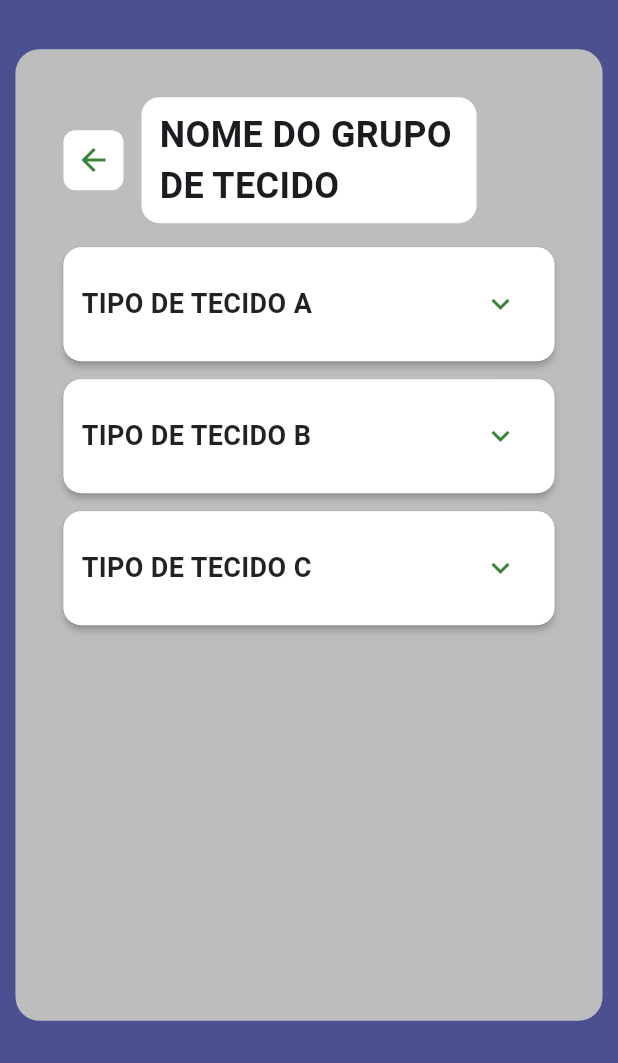
After one commit to Projeto-Integrador-Quarto-Semestre-CIC/Atlas-Digital-Interativo-de-Biologia-Tecidual, a Flutter app: the PaginaExplorar screen opened by its route, after a tap on "Grupo de Tecido X", on a phone screen of 412 x 824 dp, the part 173-1236 px from its top. The commit adds this screen. Run offline on Flutter 3.47's test engine with Material 3 defaults, Android fonts, the phone set to English and light mode, and no system bars; our stand-ins replace webview_flutter; missing offline and left inert: webview_windows.

Commit message:
tela grupos de tecido

```diff
--- a/lib/components/botao_grupo_tecido.dart
+++ /dev/null
@@ -1,68 +0,0 @@
-import 'package:flutter/material.dart';
-
-class BotaoGrupoTecido extends StatelessWidget {
-  final String nomeGrupo;
-  final String? imagePath;
-  final VoidCallback? onTap;
-  final double borderRadius;
-  final EdgeInsetsGeometry padding;
-
-  const BotaoGrupoTecido({
-    Key? key,
-    required this.nomeGrupo,
-    this.imagePath,
-    this.onTap,
-    this.borderRadius = 8.0,
-    this.padding = const EdgeInsets.all(8),
-  }) : super(key: key);
-
-  @override
-  Widget build(BuildContext context) {
-    final img = imagePath ?? 'assets/images/no_img.png';
-
-    return Align(
-      widthFactor: 1,
-      heightFactor: 1,
-      child: Material(
-        color: Colors.transparent,
-        child: InkWell(
-          borderRadius: BorderRadius.circular(borderRadius),
-          onTap: onTap,
-          child: Container(
-            padding: padding,
-            decoration: BoxDecoration(
-              borderRadius: BorderRadius.circular(borderRadius),
-            ),
-            child: Column(
-              mainAxisSize: MainAxisSize.min,
-              crossAxisAlignment: CrossAxisAlignment.center,
-              children: [
-                SizedBox(
-                  height: 225,
-                  child: AspectRatio(
-                    aspectRatio: 1,
-                    child: Image.asset(
-                      img,
-                      fit: BoxFit.contain,
-                    ),
-                  ),
-                ),
-                const SizedBox(height: 8),
-                Text(
-                  nomeGrupo,
-                  textAlign: TextAlign.center,
-                  maxLines: 2,
-                  overflow: TextOverflow.ellipsis,
-                  style: const TextStyle(
-                    color: Colors.white,
-                    fontSize: 18,
-                  ),
-                ),
-              ],
-            ),
-          ),
-        ),
-      ),
-    );
-  }
-}
--- /dev/null
+++ b/lib/components/botao_tecido.dart
@@ -0,0 +1,79 @@
+import 'dart:math' as math;
+import 'package:flutter/material.dart';
+
+class BotaoTecido extends StatelessWidget {
+  final String titulo;
+  final String? imagePath;
+  final VoidCallback? onTap;
+  final double borderRadius;
+  final EdgeInsetsGeometry padding;
+  final Color corTitulo;
+
+  const BotaoTecido({
+    Key? key,
+    required this.titulo,
+    this.imagePath,
+    this.onTap,
+    this.borderRadius = 8.0,
+    this.padding = const EdgeInsets.all(8),
+    this.corTitulo = Colors.white,
+  }) : super(key: key);
+
+  @override
+  Widget build(BuildContext context) {
+    final img = imagePath ?? 'assets/images/no_img.png';
+
+    return Align(
+      widthFactor: 1,
+      heightFactor: 1,
+      child: Material(
+        color: Colors.transparent,
+        child: InkWell(
+          borderRadius: BorderRadius.circular(borderRadius),
+          onTap: onTap,
+          child: Container(
+            padding: padding,
+            decoration: BoxDecoration(
+              borderRadius: BorderRadius.circular(borderRadius),
+            ),
+            child: LayoutBuilder(builder: (context, constraints) {
+              final double maxCellWidth = constraints.maxWidth;
+              final double imageSize = math.min(maxCellWidth, 225);
+              return Column(
+                mainAxisSize: MainAxisSize.min,
+                crossAxisAlignment: CrossAxisAlignment.center,
+                children: [
+                  SizedBox(
+                    height: imageSize,
+                    width: imageSize,
+                    child: AspectRatio(
+                      aspectRatio: 1,
+                      child: Image.asset(
+                        img,
+                        fit: BoxFit.contain,
+                      ),
+                    ),
+                  ),
+                  const SizedBox(height: 8),
+                  SizedBox(
+                    width: imageSize,
+                    child: Text(
+                      titulo,
+                      textAlign: TextAlign.center,
+                      maxLines: 2,
+                      overflow: TextOverflow.ellipsis,
+                      style: TextStyle(
+                        color: corTitulo,
+                        fontSize: 18,
+                      ),
+                    ),
+                  ),
+                ],
+              );
+            }),
+          ),
+        ),
+      ),
+    );
+  }
+}
--- /dev/null
+++ b/lib/components/card_tipo_tecido.dart
@@ -0,0 +1,175 @@
+import 'package:flutter/material.dart';
+import 'package:app_pii/components/botao_tecido.dart';
+
+class CardTipoTecido extends StatefulWidget {
+  final String titulo;
+  final Widget? expandedChild;
+  final bool initiallyExpanded;
+  final VoidCallback? onTapHeader;
+
+  const CardTipoTecido({
+    super.key,
+    required this.titulo,
+    this.expandedChild,
+    this.initiallyExpanded = false,
+    this.onTapHeader,
+  });
+
+  @override
+  State<CardTipoTecido> createState() => _CardTipoTecidoState();
+}
+
+class _CardTipoTecidoState extends State<CardTipoTecido> with TickerProviderStateMixin {
+  late bool _expanded;
+  late final AnimationController _rotateController;
+
+  @override
+  void initState() {
+    super.initState();
+    _expanded = widget.initiallyExpanded;
+    _rotateController = AnimationController(
+      vsync: this,
+      duration: const Duration(milliseconds: 200),
+      value: _expanded ? 1.0 : 0.0,
+    );
+  }
+
+  @override
+  void dispose() {
+    _rotateController.dispose();
+    super.dispose();
+  }
+
+  void _toggle() {
+    setState(() => _expanded = !_expanded);
+    if (_expanded) {
+      _rotateController.forward();
+    } else {
+      _rotateController.reverse();
+    }
+    widget.onTapHeader?.call();
+  }
+
+  @override
+  Widget build(BuildContext context) {
+    return Card(
+      elevation: 2,
+      shape: RoundedRectangleBorder(borderRadius: BorderRadius.circular(12)),
+      margin: EdgeInsets.zero,
+      child: ClipRRect(
+        borderRadius: BorderRadius.circular(12),
+        child: Column(
+          crossAxisAlignment: CrossAxisAlignment.stretch,
+          children: [
+            Material(
+              color: Colors.white,
+              child: InkWell(
+                onTap: _toggle,
+                child: Padding(
+                  padding: const EdgeInsets.symmetric(horizontal: 12, vertical: 14),
+                  child: Row(
+                    children: [
+                      Expanded(
+                        child: Text(
+                          widget.titulo,
+                          style: const TextStyle(
+                            fontSize: 18,
+                            fontWeight: FontWeight.w600,
+                            color: Colors.black87,
+                          ),
+                        ),
+                      ),
+                      RotationTransition(
+                        turns: _rotateController.drive(Tween(begin: 0.0, end: 0.5)),
+                        child: IconButton(
+                          padding: EdgeInsets.zero,
+                          constraints: const BoxConstraints(),
+                          icon: const Icon(Icons.keyboard_arrow_down),
+                          color: const Color(0xFF38853A),
+                          onPressed: _toggle,
+                          tooltip: _expanded ? 'Fechar' : 'Abrir',
+                        ),
+                      ),
+                    ],
+                  ),
+                ),
+              ),
+            ),
+            AnimatedContainer(
+              duration: const Duration(milliseconds: 200),
+              curve: Curves.easeInOut,
+              height: _expanded ? 2.0 : 0.0,
+              width: double.infinity,
+              color: const Color(0xFF38853A),
+            ),
+            AnimatedSize(
+              duration: const Duration(milliseconds: 220),
+              curve: Curves.easeInOut,
+              alignment: Alignment.topCenter,
+              child: ConstrainedBox(
+                constraints: _expanded
+                    ? const BoxConstraints()
+                    : const BoxConstraints(maxHeight: 0.0),
+                child: Container(
+                  color: Colors.white,
+                  padding: const EdgeInsets.symmetric(horizontal: 12, vertical: 12),
+                  child: widget.expandedChild ?? //dps remover ao implementar backend. Se n tem nada, mostrar apenas "Em construção..."
+                      GridView.count(
+                        shrinkWrap: true,
+                        physics: const NeverScrollableScrollPhysics(),
+                        crossAxisCount: MediaQuery.of(context).size.width >= 800 ? 4 : 2,
+                        crossAxisSpacing: 8,
+                        mainAxisSpacing: 8,
+                        childAspectRatio: MediaQuery.of(context).size.width >= 800 ? 0.85 : 0.75,
+                        children: [
+                          BotaoTecido(
+                            titulo: 'Tecido X',
+                            corTitulo:Colors.black,
+                            onTap: () {
+                              // TODO: abrir tela referente ao tecido
+                                Navigator.pushNamed(context, '/tecido');
+                            },
+                          ),
+                          BotaoTecido(
+                            titulo: 'Tecido Y',
+                            corTitulo:Colors.black,
+                            onTap: () {
+                              // TODO: abrir tela referente ao tecido
+                                Navigator.pushNamed(context, '/tecido');
+                            },
+                          ),
+                          BotaoTecido(
+                            titulo: 'Tecido Z',
+                            corTitulo:Colors.black,
+                            onTap: () {
+                              // TODO: abrir tela referente ao tecido
+                                Navigator.pushNamed(context, '/tecido');
+                            },
+                          ),
+                          BotaoTecido(
+                            titulo: 'Tecido ALFA',
+                            corTitulo:Colors.black,
+                            onTap: () {
+                              // TODO: abrir tela referente ao tecido
+                                Navigator.pushNamed(context, '/tecido');
+                            },
+                          ),
+                          BotaoTecido(
+                            titulo: 'Tecido BETA',
+                            corTitulo:Colors.black,
+                            onTap: () {
+                              // TODO: abrir tela referente ao tecido
+                                Navigator.pushNamed(context, '/tecido');
+                            },
+                          ),
+                        ],
+                      ),
+                ),
+              ),
+            ),
+          ],
+        ),
+      ),
+    );
+  }
+}
--- a/lib/main.dart
+++ b/lib/main.dart
@@ -1,6 +1,7 @@
 import 'package:flutter/material.dart';
 
 import 'package:app_pii/pages/tecido.dart';
+import 'package:app_pii/pages/grupo_tecido.dart';
 import 'package:app_pii/pages/login.dart';
 import 'package:app_pii/pages/contato.dart';
 import 'package:app_pii/pages/explorar.dart';
@@ -30,6 +31,7 @@ Lorem ipsum dolor sit amet consectetur adipiscing elit. Quisque faucibus ex sapi
               referenciasBibliograficas: "Livro 1;\nLivro 2;\nWikipedia;\nSite 1;",
               tileSource: "http://localhost:8000/002_dzi/002.dzi"
             ),
+        '/grupo_tecido': (context) => const PaginaGrupoTecido(),
       },
     );
   }
--- a/lib/pages/explorar.dart
+++ b/lib/pages/explorar.dart
@@ -1,6 +1,6 @@
 import 'package:flutter/material.dart';
 import 'package:app_pii/components/barra_lateral.dart';
-import 'package:app_pii/components/botao_grupo_tecido.dart';
+import 'package:app_pii/components/botao_tecido.dart';
 
 class PaginaExplorar extends StatelessWidget {
 	const PaginaExplorar({super.key});
@@ -90,11 +90,13 @@ class PaginaExplorar extends StatelessWidget {
                                 mainAxisSpacing: 20.0,
                                 crossAxisSpacing: 20.0,
                                 crossAxisCount: isNarrow ? 2 : 5,
+                                childAspectRatio: isNarrow ? 0.85 : 0.75,
                                 children: [
-                                  BotaoGrupoTecido(
-                                    nomeGrupo: 'Grupo de Tecido X',
+                                  BotaoTecido(
+                                    titulo: 'Grupo de Tecido X',
                                     onTap: () {
                                       // TODO: abrir tela referente ao grupo de tecido
+                                       Navigator.pushNamed(context, '/grupo_tecido');
                                     },
                                   ),
                                 ],
--- /dev/null
+++ b/lib/pages/grupo_tecido.dart
@@ -0,0 +1,142 @@
+import 'package:flutter/material.dart';
+import '../components/barra_lateral.dart';
+import '../components/card_tipo_tecido.dart';
+
+class PaginaGrupoTecido extends StatelessWidget {
+  const PaginaGrupoTecido({super.key});
+
+  @override
+  Widget build(BuildContext context) {
+    final bool telaGrande = MediaQuery.of(context).size.width >= 800;
+
+    return Scaffold(
+      backgroundColor: const Color(0xFF4B5190),
+      appBar: telaGrande
+          ? null
+          : AppBar(
+              backgroundColor: Colors.transparent,
+              elevation: 0,
+              iconTheme: const IconThemeData(color: Colors.white),
+              toolbarHeight: 120,
+              leading: Builder(
+                builder: (context) {
+                  return Align(
+                    alignment: Alignment.centerLeft,
+                    child: Material(
+                      color: Colors.transparent,
+                      child: InkWell(
+                        onTap: () => Scaffold.of(context).openDrawer(),
+                        borderRadius: BorderRadius.circular(10),
+                        splashColor: Colors.white24,
+                        child: Container(
+                          width: 48,
+                          height: 48,
+                          margin: const EdgeInsets.only(left: 8),
+                          decoration: BoxDecoration(
+                            color: const Color(0xFF38853A),
+                            borderRadius: BorderRadius.circular(10),
+                          ),
+                          child: const Icon(Icons.menu, color: Colors.white),
+                        ),
+                      ),
+                    ),
+                  );
+                },
+              ),
+              title: const Center(child: BotaoHome(sidebar: false)),
+              centerTitle: true,
+            ),
+      drawer: telaGrande ? null : const SidebarDrawer(),
+      body: Row(
+        children: [
+          if (telaGrande) const Sidebar(),
+          Expanded(
+            child: Center(
+              child: FractionallySizedBox(
+                widthFactor: telaGrande ? 0.85 : 0.95,
+                heightFactor: telaGrande ? 0.85 : 0.92,
+                child: ConstrainedBox(
+                  constraints: const BoxConstraints(maxWidth: 1500, maxHeight: 900, minWidth: 300),
+                  child: Container(
+                    decoration: BoxDecoration(
+                      color: Colors.grey[400],
+                      borderRadius: BorderRadius.circular(16),
+                    ),
+                    padding: const EdgeInsets.all(32),
+                    alignment: Alignment.center,
+                    child: Column(
+                      crossAxisAlignment: CrossAxisAlignment.start,
+                      children: [
+                        Row(
+                          mainAxisSize: MainAxisSize.max,
+                          children: [
+                            Material(
+                              color: Colors.transparent,
+                              child: InkWell(
+                                onTap: () => Navigator.of(context).maybePop(),
+                                borderRadius: BorderRadius.circular(8),
+                                child: Container(
+                                  width: 40,
+                                  height: 40,
+                                  decoration: BoxDecoration(
+                                    color: Colors.white,
+                                    borderRadius: BorderRadius.circular(8),
+                                  ),
+                                  child: const Icon(Icons.arrow_back, color: Color(0xFF38853A)),
+                                ),
+                              ),
+                            ),
+                            const SizedBox(width: 12),
+                            Expanded(
+                              child: Center(
+                                child: Container(
+                                  padding: const EdgeInsets.symmetric(horizontal: 12, vertical: 8),
+                                  decoration: BoxDecoration(
+                                    color: Colors.white,
+                                    borderRadius: BorderRadius.circular(12),
+                                  ),
+                                  child: const Text(
+                                    'NOME DO GRUPO DE TECIDO',
+                                    style: TextStyle(fontSize: 24, fontWeight: FontWeight.w600),
+                                  ),
+                                ),
+                              ),
+                            ),
+
+                            SizedBox(width: 52),
+                          ],
+                        ),
+                        const SizedBox(height: 16),
+                        Expanded(
+                          child: SingleChildScrollView(
+                            padding: const EdgeInsets.only(top: 0),
+                            child: Column(
+                              crossAxisAlignment: CrossAxisAlignment.stretch,
+                              children: [
+                                CardTipoTecido(
+                                  titulo: 'TIPO DE TECIDO A',
+                                ),
+                                const SizedBox(height: 12),
+                                CardTipoTecido(
+                                  titulo: 'TIPO DE TECIDO B',
+                                ),
+                                const SizedBox(height: 12),
+                                CardTipoTecido(
+                                  titulo: 'TIPO DE TECIDO C',
+                                ),
+                              ],
+                            ),
+                          ),
+                        ),
+                      ],
+                    ),
+                  ),
+                ),
+              ),
+            ),
+          ),
+        ],
+      ),
+    );
+  }
+}
--- a/lib/pages/tecido.dart
+++ b/lib/pages/tecido.dart
@@ -102,7 +102,7 @@ class _PaginaTecidoState extends State<PaginaTecido> {
                               height: 48,
                               margin: const EdgeInsets.only(left: 8),
                               decoration: BoxDecoration(
-                                color: Colors.green,
+                                color: Color(0xFF38853A),
                                 borderRadius: BorderRadius.circular(10),
                               ),
                               child: const Icon(Icons.menu, color: Colors.white),
```
